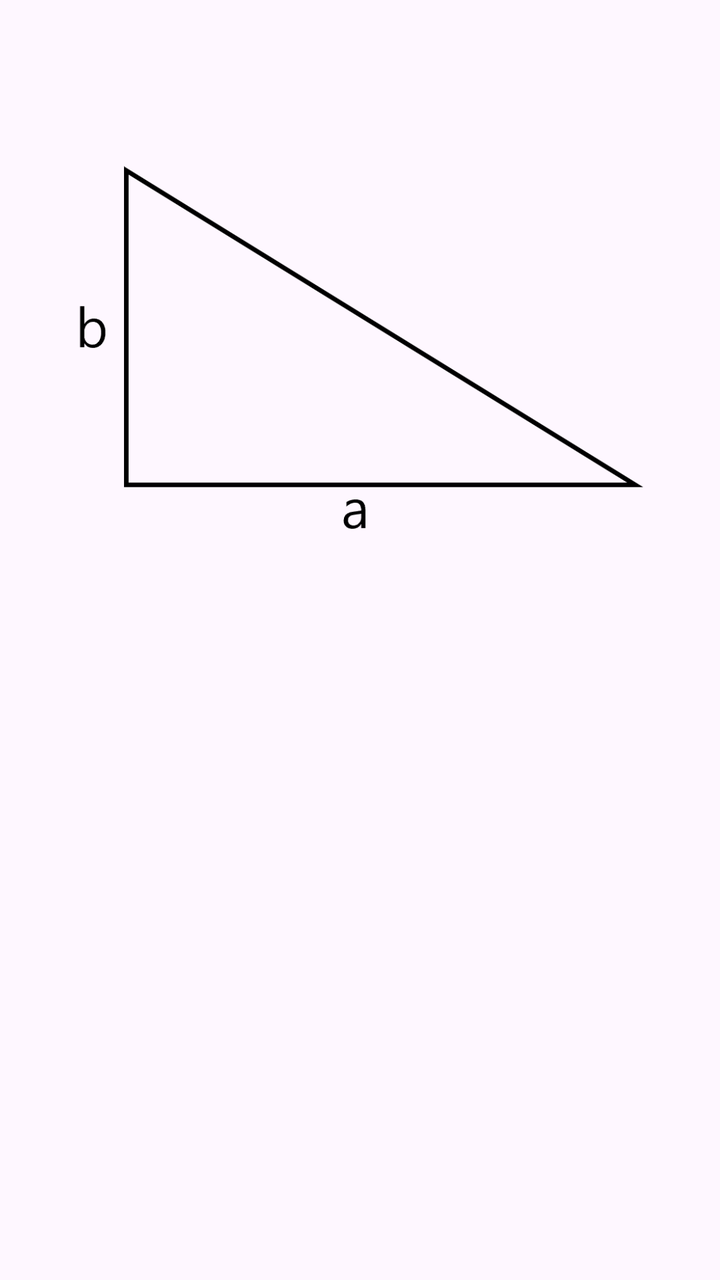
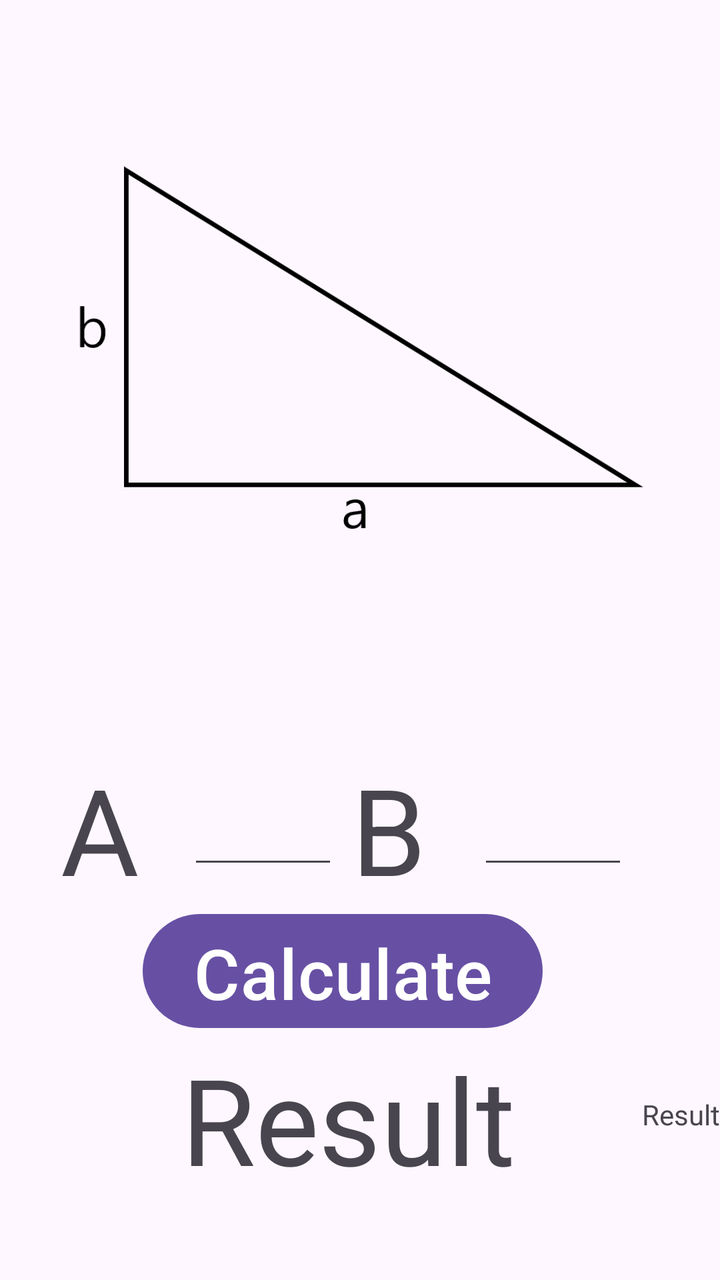

The first picture is an Android layout as it rendered before a commit; the second is the same layout after the commit. The layout source and the unified diff follow.
<!-- AndroidManifest.xml: application theme Theme.MyCalculator -->
<!-- res/layout/activity_geometry_triangle.xml -->
<?xml version="1.0" encoding="utf-8"?>
<androidx.constraintlayout.widget.ConstraintLayout xmlns:android="http://schemas.android.com/apk/res/android"
    xmlns:app="http://schemas.android.com/apk/res-auto"
    xmlns:tools="http://schemas.android.com/tools"
    android:id="@+id/main"
    android:layout_width="match_parent"
    android:layout_height="match_parent"
    tools:context=".GeometryTriangleActivity">

    <ImageView
        android:id="@+id/imageViewTriangle"
        android:layout_width="300dp"
        android:layout_height="300dp"
        app:layout_constraintBottom_toBottomOf="parent"
        app:layout_constraintEnd_toEndOf="parent"
        app:layout_constraintHorizontal_bias="0.36"
        app:layout_constraintStart_toStartOf="parent"
        app:layout_constraintTop_toTopOf="parent"
        app:layout_constraintVertical_bias="0.102"
        app:srcCompat="@drawable/triangle" />

</androidx.constraintlayout.widget.ConstraintLayout>
<!-- resources referenced by this layout -->
<resources>
  <!-- drawable triangle: png bitmap (drawable, 5289 bytes) -->
  <style name="Theme.MyCalculator" parent="Base.Theme.MyCalculator" />
  <style name="Base.Theme.MyCalculator" parent="Theme.Material3.DayNight.NoActionBar">
          
          
      </style>
</resources>

<!-- the commit's change to res/layout/activity_geometry_triangle.xml (unified diff, before → after) -->
@@ -19,4 +19,93 @@
         app:layout_constraintVertical_bias="0.102"
         app:srcCompat="@drawable/triangle" />
 
+    <TextView
+        android:id="@+id/textView2"
+        android:layout_width="75dp"
+        android:layout_height="65dp"
+        android:text="B"
+        android:textSize="60dp"
+        app:layout_constraintBottom_toBottomOf="parent"
+        app:layout_constraintEnd_toEndOf="parent"
+        app:layout_constraintHorizontal_bias="0.616"
+        app:layout_constraintStart_toStartOf="parent"
+        app:layout_constraintTop_toTopOf="parent"
+        app:layout_constraintVertical_bias="0.651" />
+
+    <Button
+        android:id="@+id/btnTriangleResult"
+        android:layout_width="200dp"
+        android:layout_height="65dp"
+        android:text="Calculate!!!!!"
+        android:textSize="35dp"
+        app:layout_constraintBottom_toBottomOf="parent"
+        app:layout_constraintEnd_toEndOf="parent"
+        app:layout_constraintHorizontal_bias="0.445"
+        app:layout_constraintStart_toStartOf="parent"
+        app:layout_constraintTop_toTopOf="parent"
+        app:layout_constraintVertical_bias="0.788" />
+
+    <TextView
+        android:id="@+id/textView4"
+        android:layout_width="wrap_content"
+        android:layout_height="wrap_content"
+        android:text="Result"
+        app:layout_constraintBottom_toBottomOf="parent"
+        app:layout_constraintEnd_toEndOf="parent"
+        app:layout_constraintTop_toTopOf="parent"
+        app:layout_constraintVertical_bias="0.882" />
+
+    <EditText
+        android:id="@+id/editTriangleA"
+        android:layout_width="75dp"
+        android:layout_height="65dp"
+        android:ems="10"
+        android:inputType="number"
+        app:layout_constraintBottom_toBottomOf="parent"
+        app:layout_constraintEnd_toEndOf="parent"
+        app:layout_constraintHorizontal_bias="0.33"
+        app:layout_constraintStart_toStartOf="parent"
+        app:layout_constraintTop_toTopOf="parent"
+        app:layout_constraintVertical_bias="0.651" />
+
+    <EditText
+        android:id="@+id/editTriangleB"
+        android:layout_width="75dp"
+        android:layout_height="65dp"
+        android:ems="10"
+        android:inputType="number"
+        app:layout_constraintBottom_toBottomOf="parent"
+        app:layout_constraintEnd_toEndOf="parent"
+        app:layout_constraintHorizontal_bias="0.839"
+        app:layout_constraintStart_toStartOf="parent"
+        app:layout_constraintTop_toTopOf="parent"
+        app:layout_constraintVertical_bias="0.651" />
+
+    <TextView
+        android:id="@+id/textView8"
+        android:layout_width="75dp"
+        android:layout_height="65dp"
+        android:text="A"
+        android:textSize="60dp"
+        app:layout_constraintBottom_toBottomOf="parent"
+        app:layout_constraintEnd_toEndOf="parent"
+        app:layout_constraintHorizontal_bias="0.107"
+        app:layout_constraintStart_toStartOf="parent"
+        app:layout_constraintTop_toTopOf="parent"
+        app:layout_constraintVertical_bias="0.651" />
+
+    <TextView
+        android:id="@+id/textTriangleResult"
+        android:layout_width="wrap_content"
+        android:layout_height="65dp"
+        android:text="Result"
+        android:textAlignment="center"
+        android:textSize="60dp"
+        app:layout_constraintBottom_toBottomOf="parent"
+        app:layout_constraintEnd_toEndOf="parent"
+        app:layout_constraintHorizontal_bias="0.469"
+        app:layout_constraintStart_toStartOf="parent"
+        app:layout_constraintTop_toTopOf="parent"
+        app:layout_constraintVertical_bias="0.903" />
+
 </androidx.constraintlayout.widget.ConstraintLayout>
